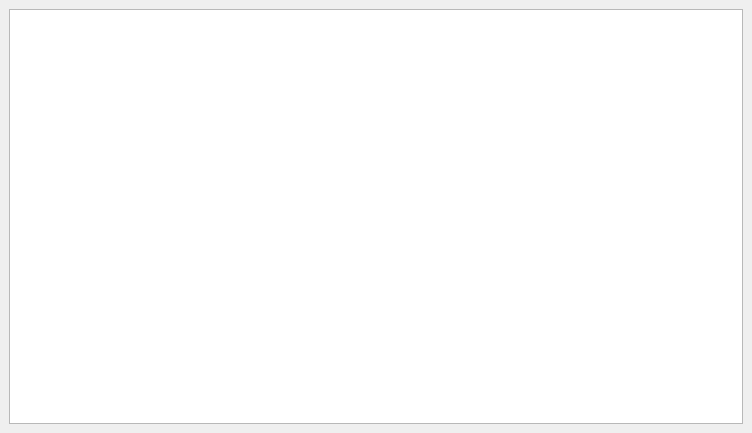
Before: the Qt Designer form showingmovie.ui in hhhyxy/TicketingSystem, drawn with Qt 5.
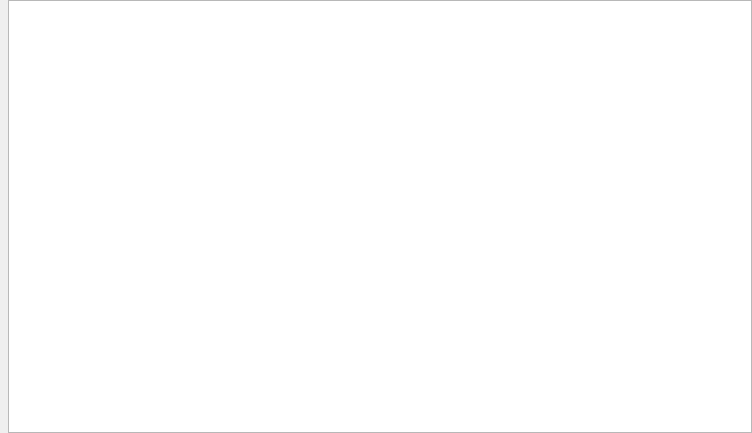
After: the same form once the commit is applied. Custom widgets are drawn as their Qt base class.

```diff
--- a/showingmovie.ui
+++ b/showingmovie.ui
@@ -18,6 +18,21 @@
   </property>
   <widget class="QWidget" name="page_movieList">
    <layout class="QVBoxLayout" name="verticalLayout">
+    <property name="spacing">
+     <number>0</number>
+    </property>
+    <property name="leftMargin">
+     <number>8</number>
+    </property>
+    <property name="topMargin">
+     <number>0</number>
+    </property>
+    <property name="rightMargin">
+     <number>0</number>
+    </property>
+    <property name="bottomMargin">
+     <number>0</number>
+    </property>
     <item>
      <widget class="ListWidget" name="listWidget_movieList">
       <property name="verticalScrollBarPolicy">
@@ -41,6 +56,9 @@
       <property name="viewMode">
        <enum>QListView::IconMode</enum>
       </property>
+      <property name="itemAlignment">
+       <set>Qt::AlignHCenter</set>
+      </property>
      </widget>
     </item>
    </layout>
```
Left out of the diff: 16 changed lines with no effect on the pictures.
